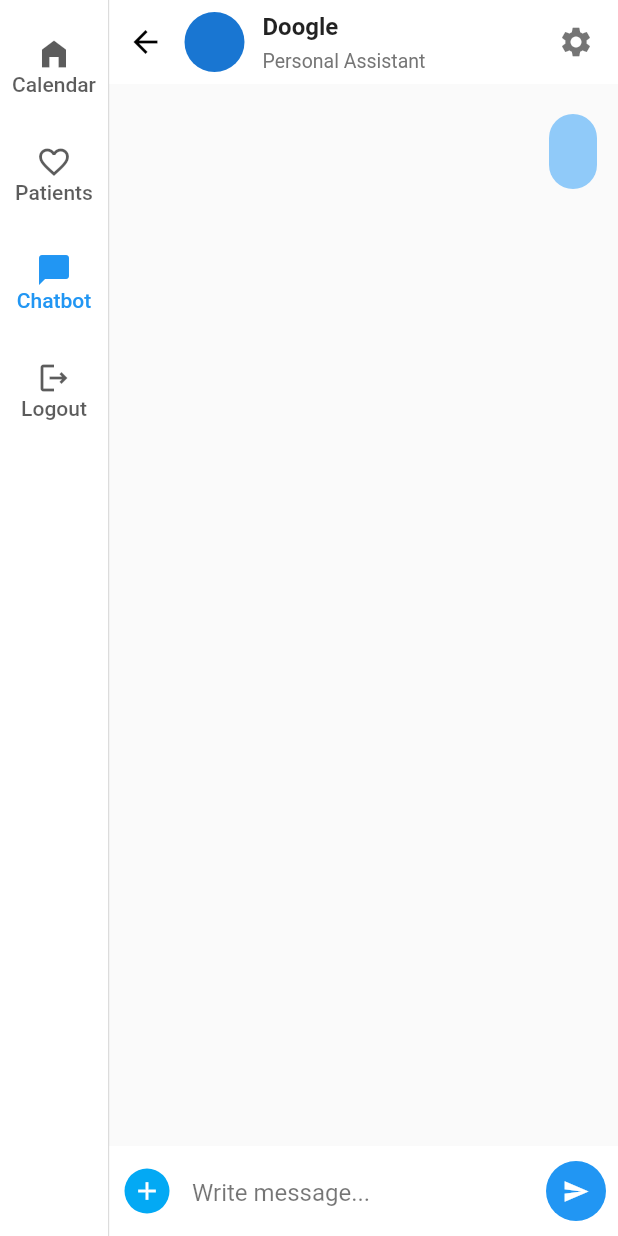
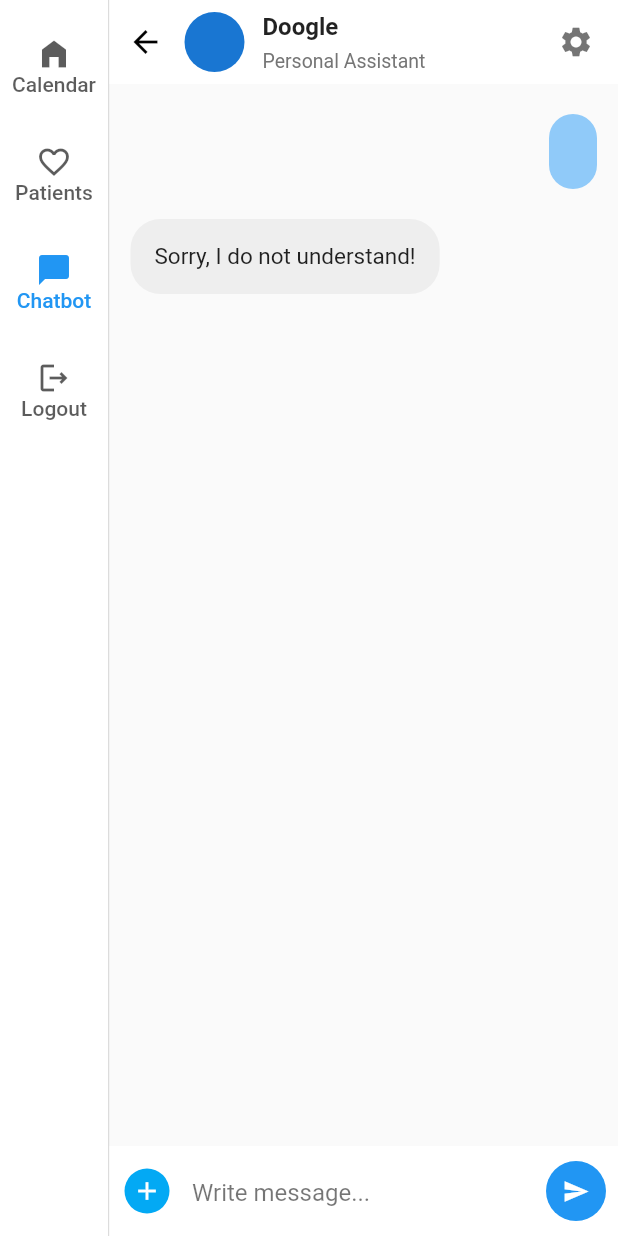
Before and after one commit to Tlalvani/PittChallenge, a Flutter app: the screen it shows once a user with an empty profile is signed in, after a tap on "Patients", after a tap on "Chatbot", after a tap on the "send" icon, on a phone screen of 412 x 824 dp. Run offline on Flutter 3.47's test engine with Material 2 defaults, Android fonts, the light colour scheme and no system bars; our stand-ins replace cloud_firestore, cloud_functions, firebase_auth, firebase_core, syncfusion_flutter_calendar; accounts and stored records are empty; network calls fail.

Commit message:
Added chat bot

```diff
--- /dev/null
+++ b/pitt_challenge/firestore.indexes.json
@@ -0,0 +1,4 @@
+{
+  "indexes": [],
+  "fieldOverrides": []
+}
--- a/pitt_challenge/lib/screens/home/chat.dart
+++ b/pitt_challenge/lib/screens/home/chat.dart
@@ -3,7 +3,7 @@ import 'package:flutter/services.dart';
 import 'package:pitt_challenge/services/functions.dart';
 import 'package:flutter/cupertino.dart';
 import 'package:pitt_challenge/services/db.dart';
-
+import 'package:intl/intl.dart';
 class ChatMessage{
   String messageContent;
   String messageType;
@@ -32,7 +32,28 @@ class ChatState extends State<Chat> {
     void submit(){
       print(input);
       repo.inputChatbot(input);
-      setState(() { messages.add(ChatMessage(messageContent: input, messageType: "sender")); });
+
+      setState(() { messages.add(ChatMessage(messageContent: input, messageType: "sender"));
+      if(input == "Hello" || input == "Hi"){
+        messages.add(ChatMessage(messageContent: "Hello, I am Doogle!", messageType: "receiver"));
+      }
+      else if(input == "Goodbye" || input == "Bye"){
+        messages.add(ChatMessage(messageContent: "Goodbye!", messageType: "receiver"));
+      }
+      else if(input.contains("appointment")){
+        messages.add(ChatMessage(messageContent: "No appointments for today!", messageType: "receiver"));
+      }
+      else if(input.contains("time")){
+        DateTime now = DateTime.now();
+        String formattedDate = DateFormat('kk:mm:ss \n EEE d MMM').format(now);
+        messages.add(ChatMessage(messageContent: "It is " + formattedDate, messageType: "receiver"));
+      }
+
+      else{
+        messages.add(ChatMessage(messageContent: "Sorry, I do not understand!", messageType: "receiver"));
+      }
+
+      });
       cloud.sendUID(repo.getUID());
       input = null;
       fieldText.clear();
--- a/pitt_challenge/pubspec.yaml
+++ b/pitt_challenge/pubspec.yaml
@@ -36,6 +36,7 @@ dependencies:
   # Use with the CupertinoIcons class for iOS style icons.
   cupertino_icons: ^1.0.2
   syncfusion_flutter_calendar: ^19.3.46
+  dialog_flowtter: ^0.3.0
 
 dev_dependencies:
   flutter_test:
@@ -53,6 +54,7 @@ flutter:
   uses-material-design: true
   assets:
     - /Users/ultra/Desktop/Github/PittChallenge/pitt_challenge/lib/assets/calendar.PNG
+    - /Users/ultra/Desktop/Github/PittChallenge/cred.json
   # To add assets to your application, add an assets section, like this:
   # assets:
   #   - images/a_dot_burr.jpeg
```
Also changed, not shown: pitt_challenge/firebase.json (added), pitt_challenge/pubspec.lock, 5 other files.
